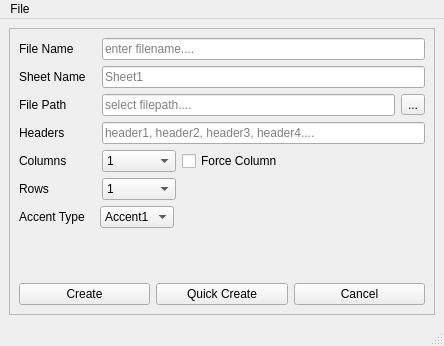
Qt form src/excel_generator/gui/gui_menu.ui (NCHlab/excel_generator) before a commit.
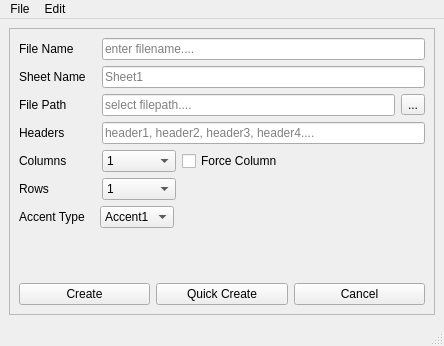
The same form after that commit.

Commit message: v1.1 Update: File Menu Changes + QOL features

Diff of the .ui file:
```diff
--- a/src/excel_generator/gui/gui_menu.ui
+++ b/src/excel_generator/gui/gui_menu.ui
@@ -495,9 +495,16 @@
     </property>
     <addaction name="actionQuick_Create"/>
     <addaction name="separator"/>
-    <addaction name="actionExit_2"/>
+    <addaction name="exit_ACTION"/>
+   </widget>
+   <widget class="QMenu" name="menuEdit">
+    <property name="title">
+     <string>Edit</string>
+    </property>
+    <addaction name="clearfields_ACTION"/>
    </widget>
    <addaction name="menuFile"/>
+   <addaction name="menuEdit"/>
   </widget>
   <widget class="QStatusBar" name="statusbar"/>
   <action name="actionQuick_Create">
```
Left out of the diff: 20 changed lines with no effect on the pictures. The commit also changes 5 other files.
